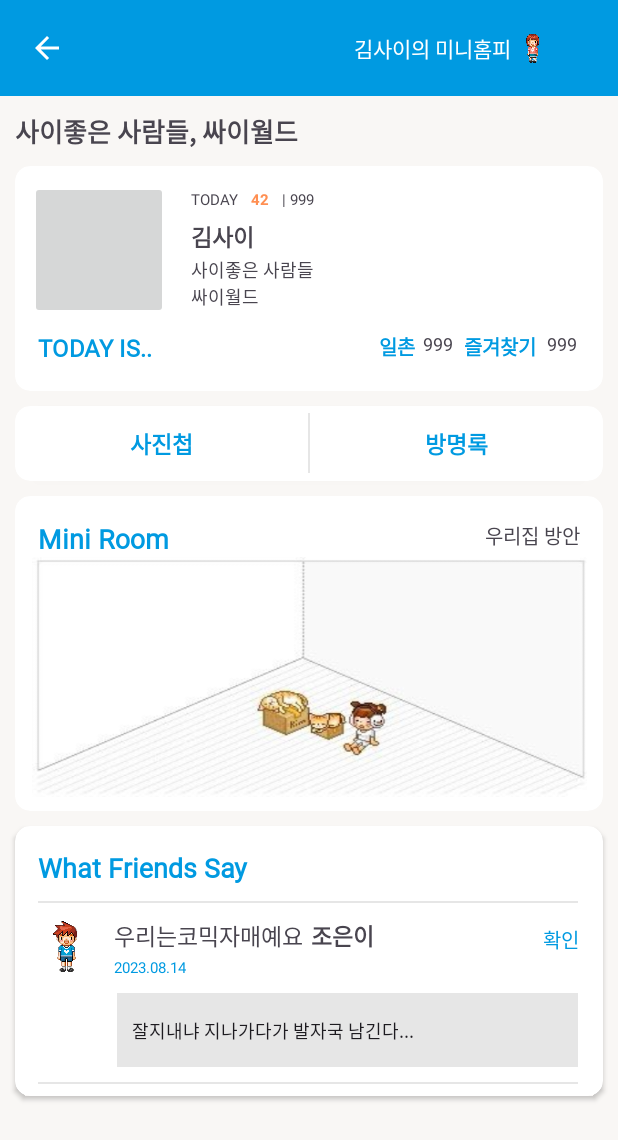
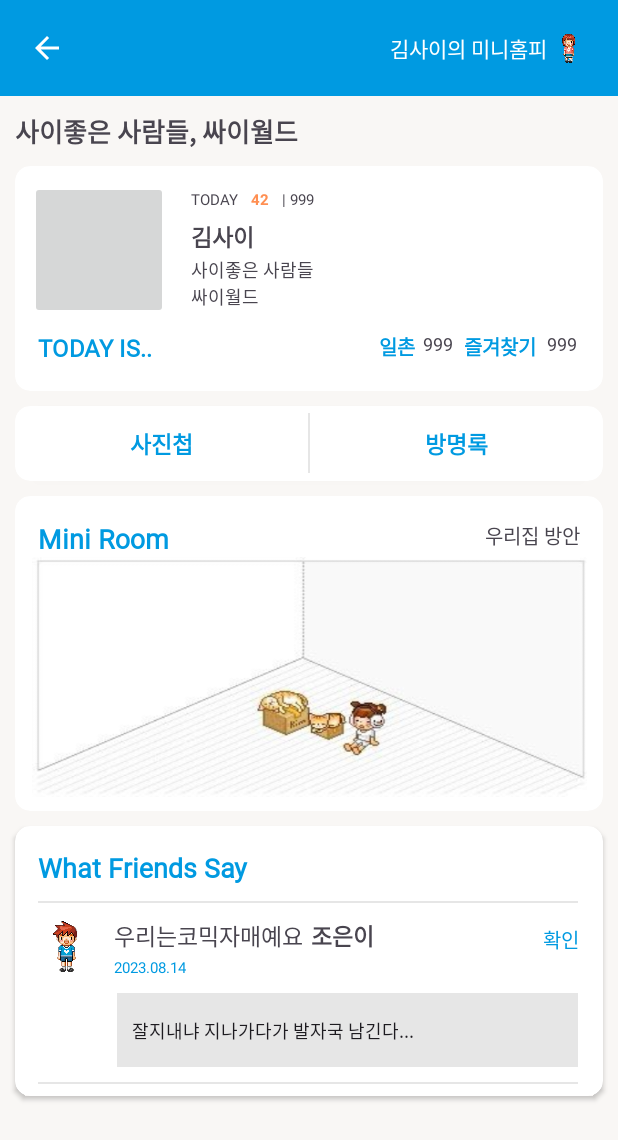
Before and after one commit to AgileCatch/nbcamp18, an Android app: the layout detailpage_activity.xml on its own in the app's theme, with its tools: preview values and no code run, on a phone screen of 412 x 824 dp. Shown: the top 1140 px of the screen. Run offline under Robolectric (Android 15) with nearby library versions, the phone set to English and light mode, and no system bars.

Commit message:
[FEAT] : ⚙️

```diff
--- a/app/src/main/java/com/example/instagram/Data/Comments.kt
+++ /dev/null
@@ -1,5 +0,0 @@
-package com.example.instagram.Data
-
-public class Comments {
-
-}
--- a/app/src/main/res/layout/detailpage_activity.xml
+++ b/app/src/main/res/layout/detailpage_activity.xml
@@ -32,17 +32,14 @@
                 android:contentDescription="뒤로가기버튼"
                 android:src="@drawable/baseline_arrow_back_24" />
 
-            <!-- 왼쪽과 오른쪽 요소를 구분하기 위한 공간 -->
-            <Space
-                android:layout_width="190dp"
-                android:layout_height="0dp"
-                android:layout_weight="1" />
 
-            <!-- 오른쪽 텍스트와 이미지뷰 -->
-            <LinearLayout
-                android:layout_width="wrap_content"
-                android:layout_height="wrap_content"
-                android:orientation="horizontal">
+            <ImageView
+                android:id="@+id/rightImageView"
+                android:layout_width="24dp"
+                android:layout_height="24dp"
+                android:layout_gravity="right"
+                android:layout_marginRight="20dp"
+                android:src="@drawable/girl1" />
 
             <TextView
                 android:id="@+id/rightText"
@@ -51,17 +48,11 @@
                 android:text="김사이의 미니홈피"
                 android:layout_marginRight="3dp"
                 android:fontFamily="@font/neodgm"
-                    android:layout_gravity="center"
+                android:layout_gravity="right"
                 android:textColor="@android:color/white" />
 
-                <ImageView
-                    android:id="@+id/rightImageView"
-                    android:layout_width="24dp"
-                    android:layout_height="24dp"
-                    android:layout_gravity="center"
-                    android:layout_marginRight="20dp"
-                    android:src="@drawable/girl1" />
-            </LinearLayout>
+
+
         </androidx.appcompat.widget.Toolbar>
 
 
@@ -105,7 +96,7 @@
                 app:layout_constraintTop_toTopOf="parent" />
 
             <TextView
-                android:id="@+id/tv_today"
+                android:id="@+id/today"
                 android:layout_width="wrap_content"
                 android:layout_height="wrap_content"
                 android:layout_marginStart="15dp"
@@ -316,6 +307,7 @@
                 app:layout_constraintTop_toTopOf="parent" />
 
             <ImageView
+                android:id="@+id/iv_miniroom"
                 android:layout_width="370dp"
                 android:layout_height="160dp"
                 android:layout_marginStart="15dp"
```
Also changed, not shown: app/src/main/AndroidManifest.xml (+8 -0 lines), app/src/main/java/com/example/instagram/DetailPageActivity.kt (+37 -1 lines), app/src/main/java/com/example/instagram/MainPageActivity.kt (+42 -2 lines), app/src/main/java/com/example/instagram/Userinfo.kt (added, +10 -0 lines), app/src/main/res/layout/main_page_activity.xml (+17 -21 lines). Lines whose indentation alone changed are shown as unchanged.
